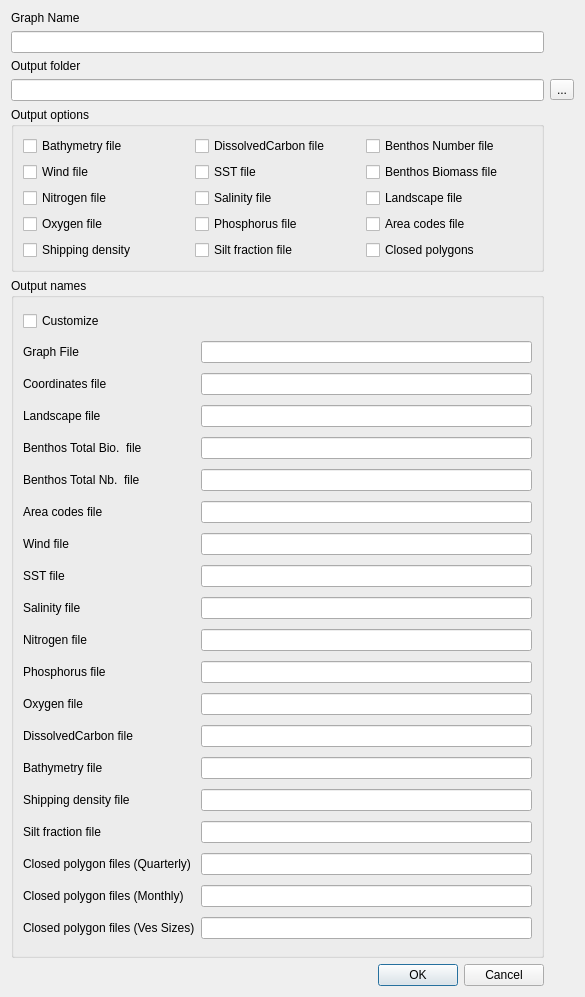
This is qtgui/savegraphdialog.ui in frabas/DISPLACE_GUI as Qt 5 draws it before an edit. The edited form follows.
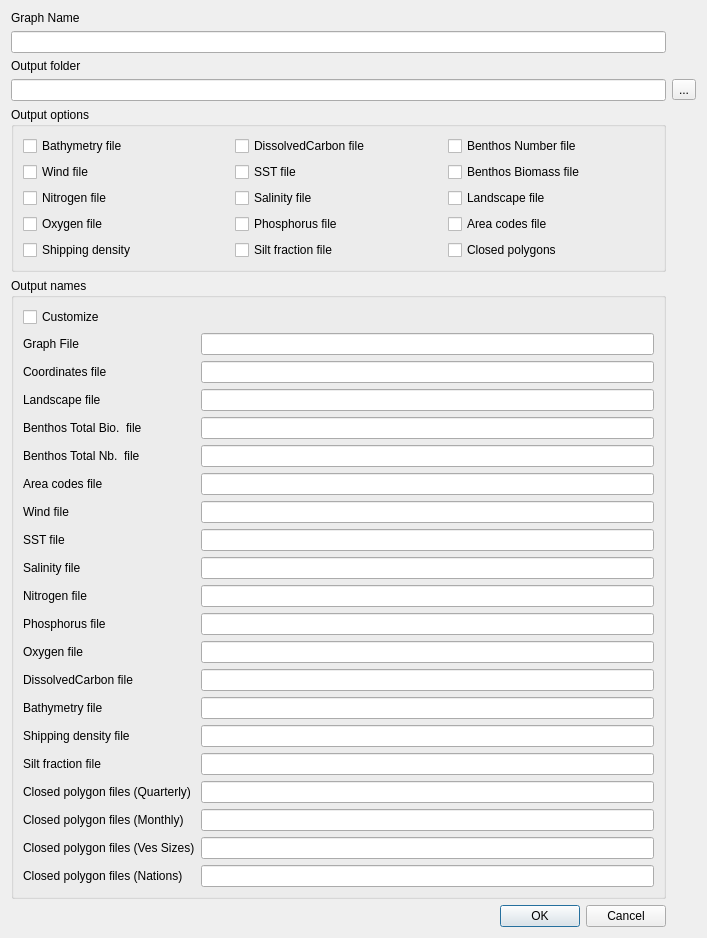
This is the edited form.

Commit message: Add a possibility for nation-based closure areas (wip: not used yet)

What changed in the file:
```diff
--- a/qtgui/savegraphdialog.ui
+++ b/qtgui/savegraphdialog.ui
@@ -6,8 +6,8 @@
    <rect>
     <x>0</x>
     <y>0</y>
-    <width>585</width>
-    <height>997</height>
+    <width>707</width>
+    <height>930</height>
    </rect>
   </property>
   <property name="windowTitle">
@@ -370,6 +370,16 @@
       <item row="19" column="1">
        <widget class="QLineEdit" name="closedPolyFilename_VesSize"/>
       </item>
+      <item row="20" column="0">
+       <widget class="QLabel" name="label_19">
+        <property name="text">
+         <string>Closed polygon files (Nations)</string>
+        </property>
+       </widget>
+      </item>
+      <item row="20" column="1">
+       <widget class="QLineEdit" name="closedPolyFilename_Nation"/>
+      </item>
      </layout>
     </widget>
    </item>
```
Left out of the diff: 162 changed lines with no effect on the pictures. The commit also changes 12 other files.
